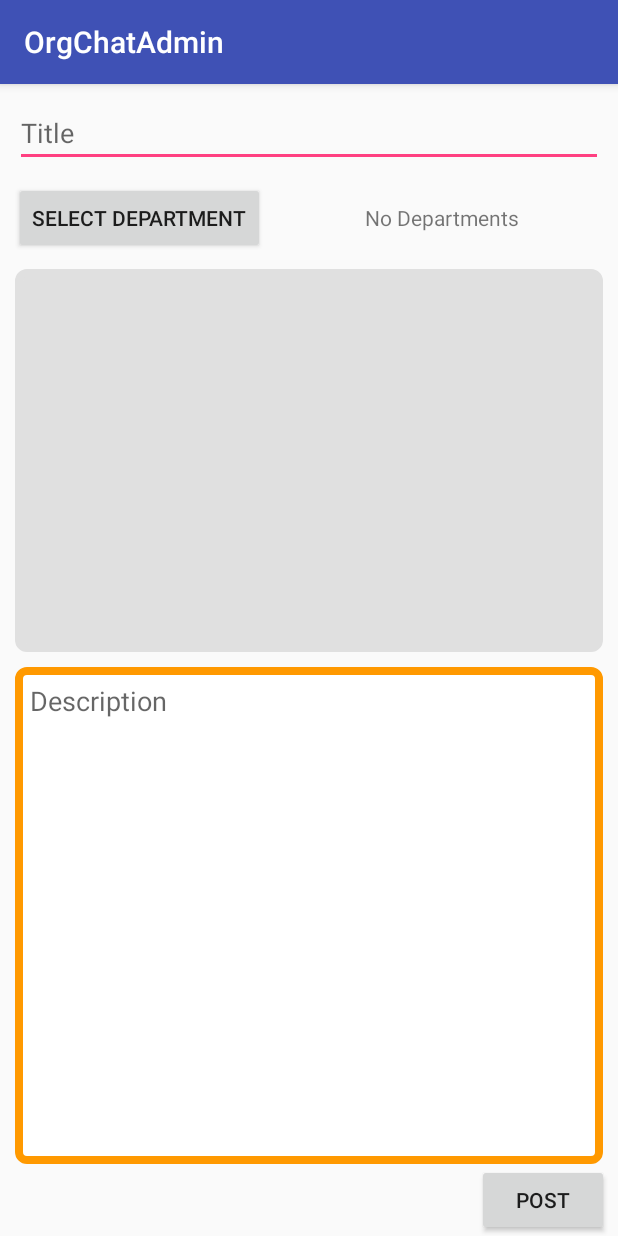
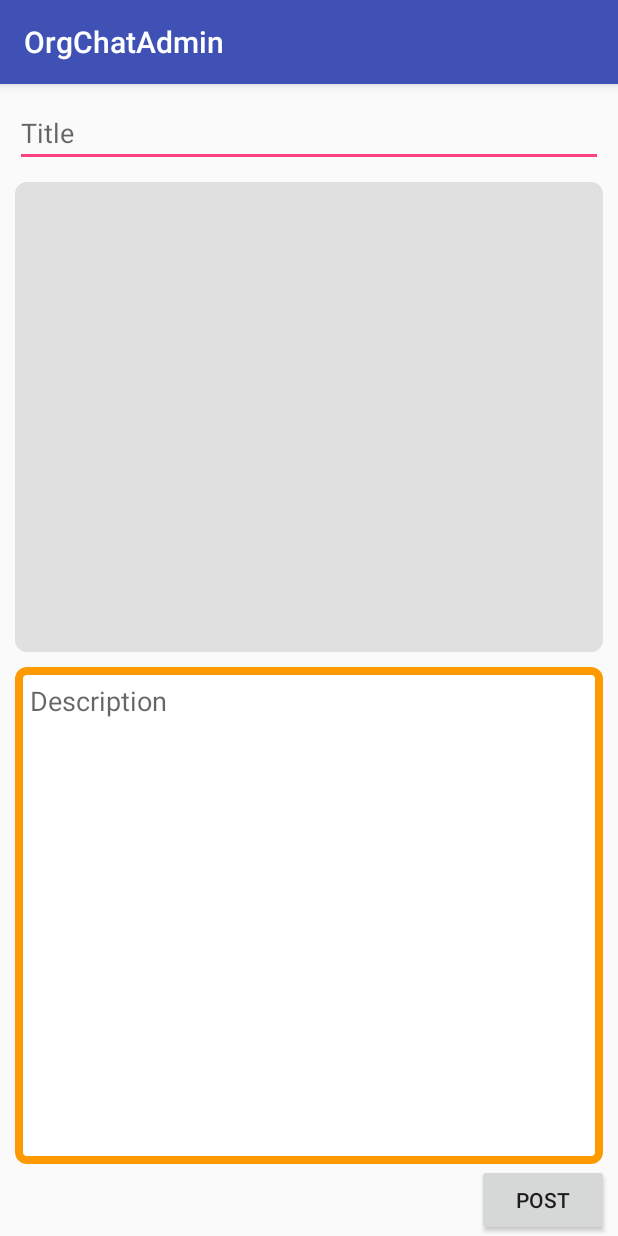
Before and after one commit to dhivyanand/OrgChat-Admin, an Android app: the NewCircular screen opened directly, with no data from a screen before it, on a phone screen of 412 x 824 dp. Run offline under Robolectric (Android 15) with nearby library versions, the phone set to English and light mode, and no system bars.

```diff
--- a/app/src/main/res/layout/activity_new_circular.xml
+++ b/app/src/main/res/layout/activity_new_circular.xml
@@ -33,36 +33,6 @@
         android:layout_centerHorizontal="true"
         android:id="@+id/space12" />
 
-    <Button
-        android:id="@+id/select_dept"
-        android:layout_width="wrap_content"
-        android:layout_height="wrap_content"
-        android:layout_alignParentLeft="true"
-        android:layout_alignParentStart="true"
-        android:layout_below="@+id/space12"
-        android:layout_marginLeft="9dp"
-        android:text="Select Department" />
-
-    <TextView
-        android:id="@+id/selected_dept"
-        android:layout_width="wrap_content"
-        android:layout_height="wrap_content"
-        android:layout_alignBottom="@+id/select_dept"
-        android:layout_alignParentEnd="true"
-        android:layout_alignParentRight="true"
-        android:layout_below="@+id/space12"
-        android:layout_toEndOf="@+id/select_dept"
-        android:layout_toRightOf="@+id/select_dept"
-        android:gravity="center"
-        android:text="No Departments" />
-
-    <Space
-        android:layout_width="match_parent"
-        android:layout_height="10dp"
-        android:layout_below="@+id/selected_dept"
-        android:layout_centerHorizontal="true"
-        android:id="@+id/space13" />
-
     <EditText
         android:id="@+id/circular_description"
         android:layout_width="match_parent"
@@ -94,18 +64,14 @@
     <GridView
         android:id="@+id/attachment_list"
         android:layout_width="match_parent"
-        android:layout_height="100dp"
+        android:layout_height="match_parent"
         android:layout_above="@+id/space14"
-        android:layout_alignEnd="@+id/selected_dept"
-        android:layout_alignRight="@+id/selected_dept"
-        android:layout_below="@+id/space13"
-        android:background="@drawable/attachment_bg"
+        android:layout_alignParentLeft="true"
+        android:layout_alignParentStart="true"
+        android:layout_below="@+id/space12"
         android:layout_marginLeft="10dp"
         android:layout_marginRight="10dp"
-        android:paddingBottom="10dp"
-        android:paddingLeft="10dp"
-        android:paddingRight="10dp"
-        android:paddingTop="10dp" />
+        android:background="@drawable/attachment_bg" />
 
     <Button
         android:id="@+id/post"
```
Also changed, not shown: app/src/main/res/drawable/ic_clip.xml (added, +33 -0 lines).
